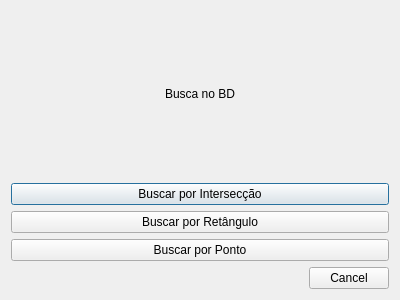
The window that ui/searchwindow.ui (josecleiton/GIS-RTree) describes before a commit, drawn with Qt 5.
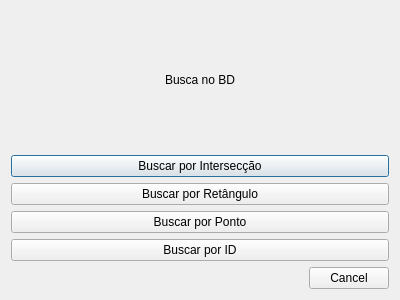
The same window after the commit.

The edit to the form file:
```diff
--- a/ui/searchwindow.ui
+++ b/ui/searchwindow.ui
@@ -44,6 +44,13 @@
        </property>
       </widget>
      </item>
+     <item>
+      <widget class="QPushButton" name="id">
+       <property name="text">
+        <string>Buscar por ID</string>
+       </property>
+      </widget>
+     </item>
      <item>
       <widget class="QDialogButtonBox" name="buttonBox">
        <property name="orientation">
```
